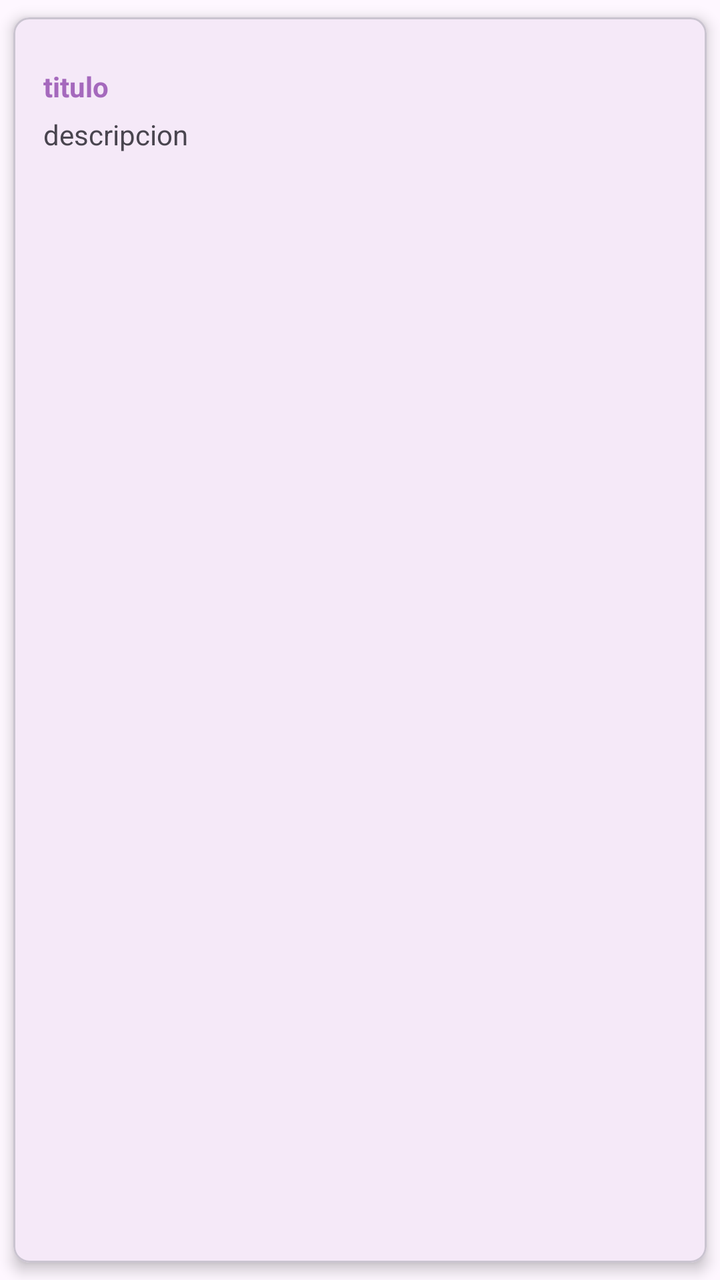
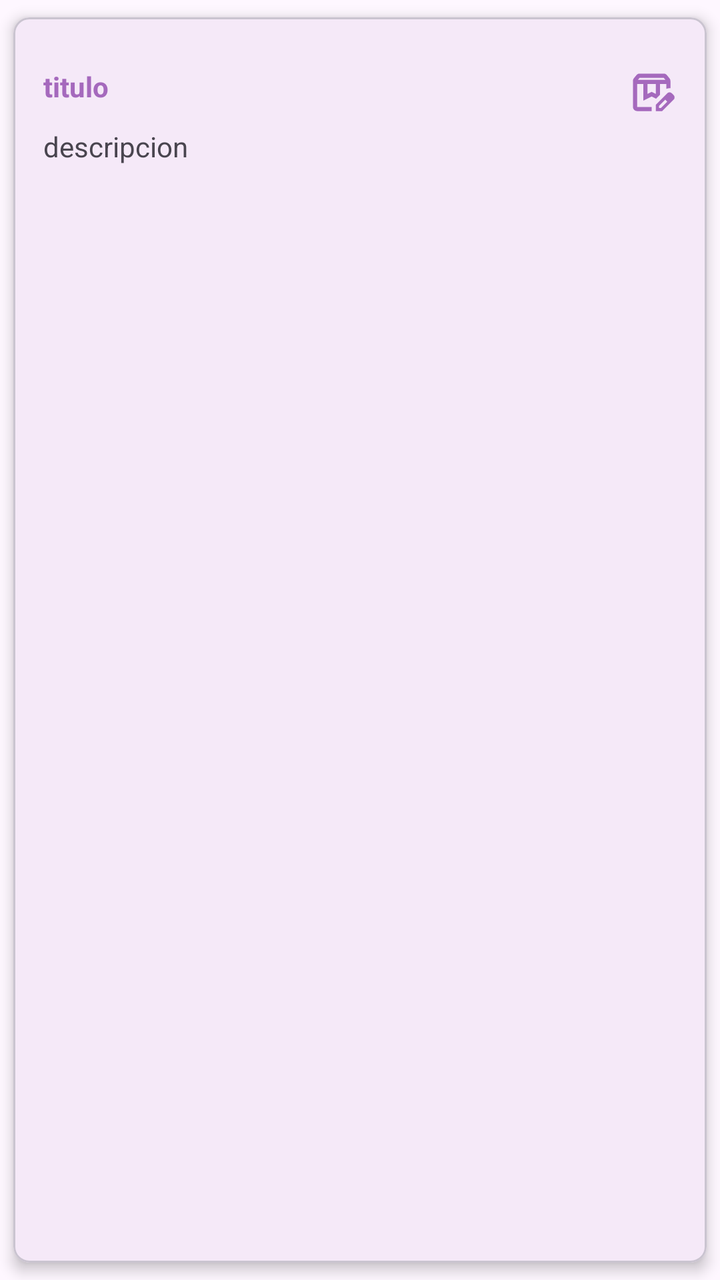

The first picture is an Android layout as it rendered before a commit; the second is the same layout after the commit. The layout source and the unified diff follow.
<!-- AndroidManifest.xml: application theme Theme.NotasAppSQLite -->
<!-- res/layout/item_nota.xml -->
<?xml version="1.0" encoding="utf-8"?>
<com.google.android.material.card.MaterialCardView
    xmlns:android="http://schemas.android.com/apk/res/android"
    android:layout_width="match_parent"
    android:layout_height="wrap_content"
    xmlns:app="http://schemas.android.com/apk/res-auto"
    app:cardCornerRadius="8dp"
    app:cardElevation="4dp"
    app:cardUseCompatPadding="true"
    >

    <androidx.appcompat.widget.LinearLayoutCompat
        android:layout_width="match_parent"
        android:layout_height="wrap_content"
        android:orientation="vertical"
        android:padding="15dp">
    <RelativeLayout
        android:layout_width="match_parent"
        android:layout_height="wrap_content"
        android:orientation="horizontal"
        android:layout_marginTop="10dp">


        <TextView
            android:id="@+id/item_titulo"
            android:text="@string/item_titulo"
            android:textColor="@color/morado"
            android:textStyle="bold"
            android:layout_width="wrap_content"
            android:layout_height="wrap_content">

        </TextView>


    </RelativeLayout>

    <TextView
        android:id="@+id/item_descripcion"
        android:text="@string/item_descripcion"
        android:maxLines="3"
        android:layout_marginTop="5dp"
        android:layout_width="wrap_content"
        android:layout_height="wrap_content">

    </TextView>

    </androidx.appcompat.widget.LinearLayoutCompat>



</com.google.android.material.card.MaterialCardView>
<!-- resources referenced by this layout -->
<resources>
  <color name="morado">#A569BD</color>
  <string name="item_descripcion">descripcion</string>
  <string name="item_titulo">titulo</string>
  <style name="Theme.NotasAppSQLite" parent="Base.Theme.NotasAppSQLite" />
  <style name="Base.Theme.NotasAppSQLite" parent="Theme.Material3.DayNight.NoActionBar">
          
           <item name="colorPrimary">@color/morado</item>
          <item name="colorPrimaryVariant">@color/morado</item>
          <item name="android:statusBarColor">@color/morado</item>
      </style>
</resources>

<!-- the commit's change to res/layout/item_nota.xml (unified diff, before → after) -->
@@ -14,38 +14,41 @@
         android:layout_height="wrap_content"
         android:orientation="vertical"
         android:padding="15dp">
-    <RelativeLayout
-        android:layout_width="match_parent"
-        android:layout_height="wrap_content"
-        android:orientation="horizontal"
-        android:layout_marginTop="10dp">
 
+        <RelativeLayout
+            android:layout_width="match_parent"
+            android:layout_height="wrap_content"
+            android:layout_marginTop="10dp">
+
+            <TextView
+                android:id="@+id/item_titulo"
+                android:layout_width="wrap_content"
+                android:layout_height="wrap_content"
+                android:layout_alignParentStart="true"
+                android:layout_toStartOf="@+id/ivActualizar"
+                android:text="@string/item_titulo"
+                android:textColor="@color/morado"
+                android:textStyle="bold" />
+
+            <ImageView
+                android:id="@+id/ivActualizar"
+                android:layout_width="25dp"
+                android:layout_height="25dp"
+                android:layout_alignParentEnd="true"
+                android:layout_centerVertical="true"
+                android:src="@drawable/icono_editaar"
+                app:tint="@color/morado" />
+
+        </RelativeLayout>
 
         <TextView
-            android:id="@+id/item_titulo"
-            android:text="@string/item_titulo"
-            android:textColor="@color/morado"
-            android:textStyle="bold"
+            android:id="@+id/item_descripcion"
             android:layout_width="wrap_content"
-            android:layout_height="wrap_content">
-
-        </TextView>
-
-
-    </RelativeLayout>
-
-    <TextView
-        android:id="@+id/item_descripcion"
-        android:text="@string/item_descripcion"
-        android:maxLines="3"
-        android:layout_marginTop="5dp"
-        android:layout_width="wrap_content"
-        android:layout_height="wrap_content">
-
-    </TextView>
+            android:layout_height="wrap_content"
+            android:layout_marginTop="5dp"
+            android:maxLines="3"
+            android:text="@string/item_descripcion" />
 
     </androidx.appcompat.widget.LinearLayoutCompat>
 
-
-
 </com.google.android.material.card.MaterialCardView>
<!-- resource entries referenced after the edit -->
@@ -1,6 +1,12 @@
 <!-- resources referenced by this layout -->
 <resources>
   <color name="morado">#A569BD</color>
+  <!-- drawable icono_editaar (drawable) -->
+  <vector xmlns:android="http://schemas.android.com/apk/res/android" android:height="24dp" android:tint="#A569BD" android:viewportHeight="960" android:viewportWidth="960" android:width="24dp">
+        
+      <path android:fillColor="@android:color/white" android:pathData="M216,240L744,240L710,200Q710,200 710,200Q710,200 710,200L250,200Q250,200 250,200Q250,200 250,200L216,240ZM400,510L480,470L560,510L560,320L400,320L400,510ZM200,840Q167,840 143.5,816.5Q120,793 120,760L120,261Q120,247 124.5,234Q129,221 138,210L188,149Q199,135 215.5,127.5Q232,120 250,120L710,120Q728,120 744.5,127.5Q761,135 772,149L822,210Q831,221 835.5,234Q840,247 840,261L840,400Q819,400 798.5,403Q778,406 760,415L760,320L640,320L640,525L563,602L480,560L320,640L320,320L200,320L200,760Q200,760 200,760Q200,760 200,760L480,760L480,840L200,840ZM640,320L760,320L760,320Q750,320 741.5,320Q733,320 725,320L640,320ZM200,320L320,320L320,320L480,320L563,320L480,320L480,320L200,320Q200,320 200,320Q200,320 200,320ZM560,840L560,717L781,497Q790,488 801,484Q812,480 823,480Q835,480 846,484.5Q857,489 866,498L903,535Q911,544 915.5,555Q920,566 920,577Q920,588 916,599.5Q912,611 903,620L683,840L560,840ZM860,577L860,577L823,540L823,540L860,577ZM620,780L658,780L779,658L761,639L742,621L620,742L620,780ZM761,639L742,621L742,621L779,658L779,658L761,639Z"/>
+      
+  </vector>
   <string name="item_descripcion">descripcion</string>
   <string name="item_titulo">titulo</string>
   <style name="Theme.NotasAppSQLite" parent="Base.Theme.NotasAppSQLite" />
